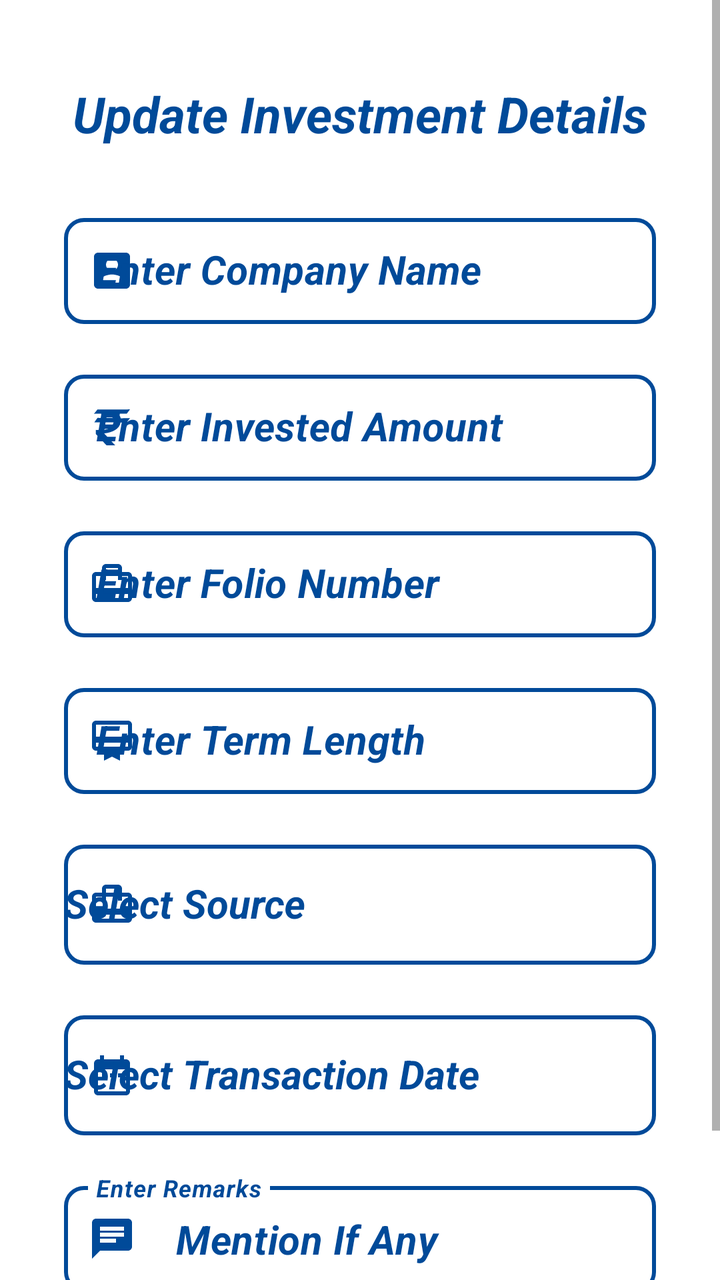
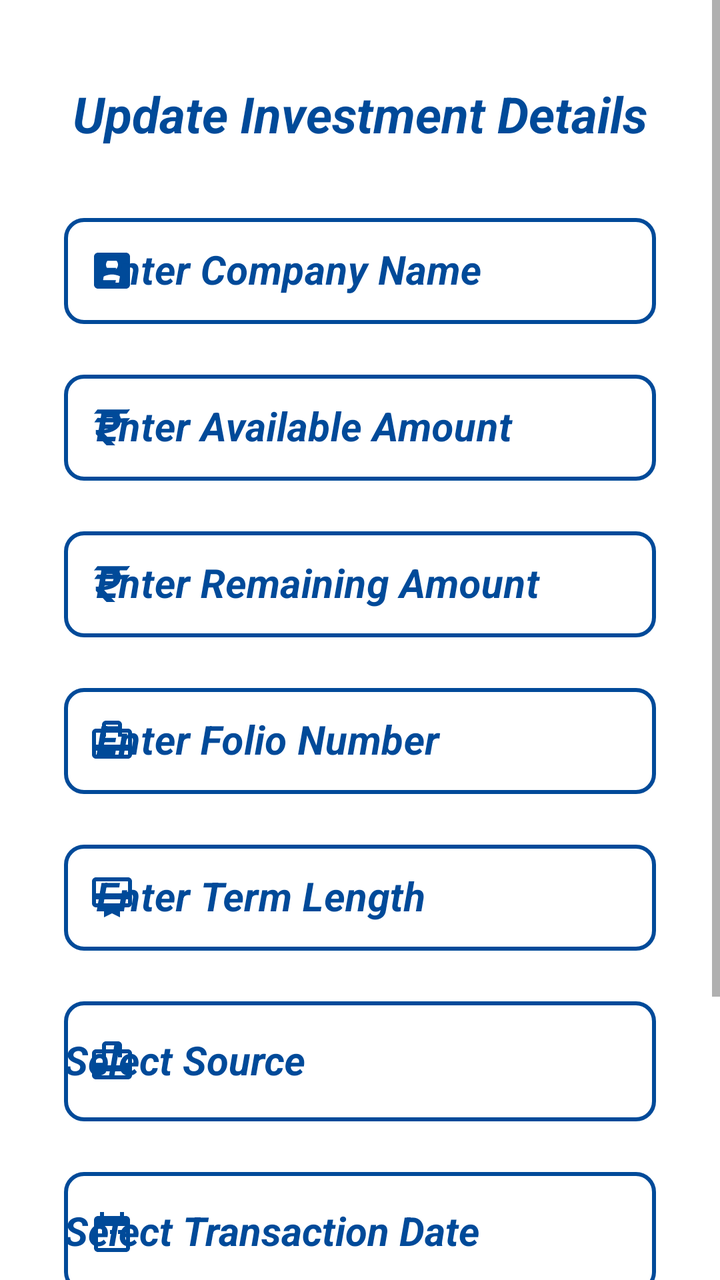

Compare the two renders of this Android layout. The source of the first and the diff that turns it into the second are given below.
<!-- AndroidManifest.xml: application theme AppTheme -->
<!-- res/layout/activity_update_investment_details.xml -->
<?xml version="1.0" encoding="utf-8"?>
<ScrollView xmlns:android="http://schemas.android.com/apk/res/android"
    xmlns:app="http://schemas.android.com/apk/res-auto"
    xmlns:tools="http://schemas.android.com/tools"
    android:layout_width="match_parent"
    android:layout_height="match_parent"
    android:background="@color/white">

    <androidx.constraintlayout.widget.ConstraintLayout
        android:layout_width="match_parent"
        android:layout_height="wrap_content"
        tools:context=".AddInvestmentDetails.UpdateInvestmentDetailsActivity">

        <TextView
            android:id="@+id/updateInvestHeading"
            android:layout_width="wrap_content"
            android:layout_height="wrap_content"
            android:layout_marginTop="40dp"
            android:text="@string/update_investment_details"
            android:textColor="@color/background"
            android:textSize="25sp"
            android:textStyle="bold|italic"
            app:layout_constraintEnd_toEndOf="parent"
            app:layout_constraintStart_toStartOf="parent"
            app:layout_constraintTop_toTopOf="parent" />

        <com.google.android.material.textfield.TextInputLayout
            android:id="@+id/updateInvestNameLayout"
            style="@style/Widget.MaterialComponents.TextInputLayout.OutlinedBox"
            android:layout_width="match_parent"
            android:layout_height="wrap_content"
            android:layout_marginStart="32dp"
            android:layout_marginTop="30dp"
            android:layout_marginEnd="32dp"
            android:hint="@string/enter_company_name"
            android:textColorHint="@color/background"
            android:theme="@style/ThemeOverlay.AppTheme.TextInputEditText.Outlined"
            app:boxCornerRadiusBottomEnd="10dp"
            app:boxCornerRadiusBottomStart="10dp"
            app:boxCornerRadiusTopEnd="10dp"
            app:boxCornerRadiusTopStart="10dp"
            app:boxStrokeColor="@color/grey"
            app:boxStrokeWidth="2dp"
            app:boxStrokeWidthFocused="2dp"
            app:endIconMode="clear_text"
            app:endIconTint="@color/background"
            app:errorTextColor="@color/red"
            app:hintTextColor="@color/background"
            app:layout_constraintEnd_toEndOf="parent"
            app:layout_constraintStart_toStartOf="parent"
            app:layout_constraintTop_toBottomOf="@+id/updateInvestHeading"
            app:startIconDrawable="@drawable/ic_name"
            app:startIconTint="@color/background">

            <com.google.android.material.textfield.TextInputEditText
                android:id="@+id/updateInvestName"
                android:layout_width="match_parent"
                android:layout_height="wrap_content"
                android:imeOptions="actionNext"
                android:inputType="textCapWords"
                android:textColor="@color/background"
                android:textCursorDrawable="@drawable/color_cursor"
                android:textSize="20sp"
                android:textStyle="bold|italic" />
        </com.google.android.material.textfield.TextInputLayout>

        <com.google.android.material.textfield.TextInputLayout
            android:id="@+id/updateInvestAmountLayout"
            style="@style/Widget.MaterialComponents.TextInputLayout.OutlinedBox"
            android:layout_width="0dp"
            android:layout_height="wrap_content"
            android:layout_marginTop="20dp"
            android:hint="@string/enter_invested_amount"
            android:textColorHint="@color/background"
            android:theme="@style/ThemeOverlay.AppTheme.TextInputEditText.Outlined"
            app:boxCornerRadiusBottomEnd="10dp"
            app:boxCornerRadiusBottomStart="10dp"
            app:boxCornerRadiusTopEnd="10dp"
            app:boxCornerRadiusTopStart="10dp"
            app:boxStrokeColor="@color/grey"
            app:boxStrokeWidth="2dp"
            app:boxStrokeWidthFocused="2dp"
            app:endIconMode="clear_text"
            app:endIconTint="@color/background"
            app:errorTextColor="@color/red"
            app:hintTextColor="@color/background"
            app:layout_constraintEnd_toEndOf="@+id/updateInvestNameLayout"
            app:layout_constraintStart_toStartOf="@+id/updateInvestNameLayout"
            app:layout_constraintTop_toBottomOf="@+id/updateInvestNameLayout"
            app:startIconDrawable="@drawable/ic_rupee"
            app:startIconTint="@color/background">

            <com.google.android.material.textfield.TextInputEditText
                android:id="@+id/updateInvestAmount"
                android:layout_width="match_parent"
                android:layout_height="wrap_content"
                android:imeOptions="actionNext"
                android:inputType="number"
                android:textColor="@color/background"
                android:textCursorDrawable="@drawable/color_cursor"
                android:textSize="20sp"
                android:textStyle="bold|italic" />
        </com.google.android.material.textfield.TextInputLayout>

        <com.google.android.material.textfield.TextInputLayout
            android:id="@+id/updateInvestFolioLayout"
            style="@style/Widget.MaterialComponents.TextInputLayout.OutlinedBox"
            android:layout_width="0dp"
            android:layout_height="wrap_content"
            android:layout_marginTop="20dp"
            android:hint="@string/enter_folio_number"
            android:textColorHint="@color/background"
            android:theme="@style/ThemeOverlay.AppTheme.TextInputEditText.Outlined"
            app:boxCornerRadiusBottomEnd="10dp"
            app:boxCornerRadiusBottomStart="10dp"
            app:boxCornerRadiusTopEnd="10dp"
            app:boxCornerRadiusTopStart="10dp"
            app:boxStrokeColor="@color/grey"
            app:boxStrokeWidth="2dp"
            app:boxStrokeWidthFocused="2dp"
            app:endIconTint="@color/background"
            app:errorTextColor="@color/red"
            app:hintTextColor="@color/background"
            app:layout_constraintEnd_toEndOf="@+id/updateInvestAmountLayout"
            app:layout_constraintStart_toStartOf="@+id/updateInvestAmountLayout"
            app:layout_constraintTop_toBottomOf="@+id/updateInvestAmountLayout"
            app:startIconDrawable="@drawable/ic_view_balance"
            app:startIconTint="@color/background">

            <com.google.android.material.textfield.TextInputEditText
                android:id="@+id/updateInvestFolio"
                android:layout_width="match_parent"
                android:layout_height="wrap_content"
                android:imeOptions="actionDone"
                android:inputType="number"
                android:textColor="@color/background"
                android:textCursorDrawable="@drawable/color_cursor"
                android:textSize="20sp"
                android:textStyle="bold|italic" />
        </com.google.android.material.textfield.TextInputLayout>

        <com.google.android.material.textfield.TextInputLayout
            android:id="@+id/updateInvestTermLayout"
            style="@style/Widget.MaterialComponents.TextInputLayout.OutlinedBox"
            android:layout_width="0dp"
            android:layout_height="wrap_content"
            android:layout_marginTop="20dp"
            android:hint="@string/enter_term_length"
            android:textColorHint="@color/background"
            android:theme="@style/ThemeOverlay.AppTheme.TextInputEditText.Outlined"
            app:boxCornerRadiusBottomEnd="10dp"
            app:boxCornerRadiusBottomStart="10dp"
            app:boxCornerRadiusTopEnd="10dp"
            app:boxCornerRadiusTopStart="10dp"
            app:boxStrokeColor="@color/grey"
            app:boxStrokeWidth="2dp"
            app:boxStrokeWidthFocused="2dp"
            app:endIconMode="clear_text"
            app:endIconTint="@color/background"
            app:errorTextColor="@color/red"
            app:hintTextColor="@color/background"
            app:layout_constraintEnd_toEndOf="@+id/updateInvestFolioLayout"
            app:layout_constraintStart_toStartOf="@+id/updateInvestFolioLayout"
            app:layout_constraintTop_toBottomOf="@+id/updateInvestFolioLayout"
            app:startIconDrawable="@drawable/ic_type"
            app:startIconTint="@color/background">

            <com.google.android.material.textfield.TextInputEditText
                android:id="@+id/updateInvestTerm"
                android:layout_width="match_parent"
                android:layout_height="wrap_content"
                android:imeOptions="actionDone"
                android:inputType="number"
                android:textColor="@color/background"
                android:textCursorDrawable="@drawable/color_cursor"
                android:textSize="20sp"
                android:textStyle="bold|italic" />
        </com.google.android.material.textfield.TextInputLayout>

        <com.google.android.material.textfield.TextInputLayout
            android:id="@+id/updateInvestSourceLayout"
            style="@style/Widget.MaterialComponents.TextInputLayout.OutlinedBox"
            android:layout_width="0dp"
            android:layout_height="wrap_content"
            android:layout_marginTop="20dp"
            android:hint="@string/select_source"
            android:textColorHint="@color/background"
            android:theme="@style/ThemeOverlay.AppTheme.TextInputEditText.Outlined"
            app:boxCornerRadiusBottomEnd="10dp"
            app:boxCornerRadiusBottomStart="10dp"
            app:boxCornerRadiusTopEnd="10dp"
            app:boxCornerRadiusTopStart="10dp"
            app:boxStrokeColor="@color/grey"
            app:boxStrokeWidth="2dp"
            app:boxStrokeWidthFocused="2dp"
            app:endIconTint="@color/background"
            app:errorTextColor="@color/red"
            app:hintTextColor="@color/background"
            app:layout_constraintEnd_toEndOf="@+id/updateInvestTermLayout"
            app:layout_constraintStart_toStartOf="@+id/updateInvestTermLayout"
            app:layout_constraintTop_toBottomOf="@+id/updateInvestTermLayout"
            app:startIconDrawable="@drawable/ic_view_balance"
            app:startIconTint="@color/background">

            <AutoCompleteTextView
                android:id="@+id/updateInvestSource"
                android:layout_width="match_parent"
                android:layout_height="60sp"
                android:inputType="none"
                android:textColor="@color/background"
                android:textSize="20sp"
                android:textStyle="bold|italic"
                tools:ignore="LabelFor" />
        </com.google.android.material.textfield.TextInputLayout>

        <com.google.android.material.textfield.TextInputLayout
            android:id="@+id/updateInvestTranDateLayout"
            style="@style/Widget.MaterialComponents.TextInputLayout.OutlinedBox"
            android:layout_width="0dp"
            android:layout_height="wrap_content"
            android:layout_marginTop="20dp"
            android:hint="@string/transaction_date"
            android:textColorHint="@color/background"
            android:theme="@style/ThemeOverlay.AppTheme.TextInputEditText.Outlined"
            app:boxCornerRadiusBottomEnd="10dp"
            app:boxCornerRadiusBottomStart="10dp"
            app:boxCornerRadiusTopEnd="10dp"
            app:boxCornerRadiusTopStart="10dp"
            app:boxStrokeColor="@color/grey"
            app:boxStrokeWidth="2dp"
            app:boxStrokeWidthFocused="2dp"
            app:errorTextColor="@color/red"
            app:layout_constraintEnd_toEndOf="@+id/updateInvestSourceLayout"
            app:layout_constraintStart_toStartOf="@+id/updateInvestSourceLayout"
            app:layout_constraintTop_toBottomOf="@+id/updateInvestSourceLayout"
            app:startIconDrawable="@drawable/ic_date"
            app:startIconTint="@color/background">

            <AutoCompleteTextView
                android:id="@+id/updateInvestTranDate"
                android:layout_width="match_parent"
                android:layout_height="60sp"
                android:inputType="none"
                android:textColor="@color/background"
                android:textCursorDrawable="@drawable/color_cursor"
                android:textSize="20sp"
                android:textStyle="bold|italic"
                tools:ignore="LabelFor" />
        </com.google.android.material.textfield.TextInputLayout>

        <com.google.android.material.textfield.TextInputLayout
            android:id="@+id/updateInvestRemarksLayout"
            style="@style/Widget.MaterialComponents.TextInputLayout.OutlinedBox"
            android:layout_width="0dp"
            android:layout_height="wrap_content"
            android:layout_marginTop="20dp"
            android:hint="@string/remarks"
            android:textColorHint="@color/background"
            android:theme="@style/ThemeOverlay.AppTheme.TextInputEditText.Outlined"
            app:boxCornerRadiusBottomEnd="10dp"
            app:boxCornerRadiusBottomStart="10dp"
            app:boxCornerRadiusTopEnd="10dp"
            app:boxCornerRadiusTopStart="10dp"
            app:boxStrokeColor="@color/grey"
            app:boxStrokeWidth="2dp"
            app:boxStrokeWidthFocused="2dp"
            app:counterEnabled="true"
            app:counterMaxLength="20"
            app:counterTextColor="@color/background"
            app:endIconMode="clear_text"
            app:endIconTint="@color/background"
            app:errorTextColor="@color/red"
            app:hintTextColor="@color/background"
            app:layout_constraintEnd_toEndOf="@+id/updateInvestTranDateLayout"
            app:layout_constraintStart_toStartOf="@+id/updateInvestTranDateLayout"
            app:layout_constraintTop_toBottomOf="@+id/updateInvestTranDateLayout"
            app:startIconDrawable="@drawable/ic_remarks"
            app:startIconTint="@color/background">

            <com.google.android.material.textfield.TextInputEditText
                android:id="@+id/updateInvestRemarks"
                android:layout_width="match_parent"
                android:layout_height="wrap_content"
                android:imeOptions="actionSend"
                android:inputType="textCapWords"
                android:maxLength="20"
                android:text="@string/mention_if_any"
                android:textColor="@color/background"
                android:textCursorDrawable="@drawable/color_cursor"
                android:textSize="20sp"
                android:textStyle="bold|italic" />
        </com.google.android.material.textfield.TextInputLayout>

        <androidx.appcompat.widget.AppCompatButton
            android:id="@+id/updateInvestSubmit"
            android:layout_width="wrap_content"
            android:layout_height="wrap_content"
            android:layout_marginTop="10dp"
            android:background="@drawable/button_background"
            android:text="  Submit  "
            android:textColor="@color/white"
            android:textSize="20sp"
            app:layout_constraintEnd_toEndOf="parent"
            app:layout_constraintStart_toStartOf="parent"
            app:layout_constraintTop_toBottomOf="@+id/updateInvestRemarksLayout"
            tools:ignore="HardcodedText" />

    </androidx.constraintlayout.widget.ConstraintLayout>

</ScrollView>
<!-- resources referenced by this layout -->
<resources>
  <color name="background">#004A99</color>
  <color name="grey">#808080</color>
  <color name="red">#FF0000</color>
  <color name="white">#FFFFFFFF</color>
  <!-- drawable button_background (drawable) -->
  <?xml version="1.0" encoding="utf-8"?>
  <ripple xmlns:android="http://schemas.android.com/apk/res/android"
      android:color="@color/white">
      <item>
          <shape android:shape="rectangle">
              <solid android:color="@color/background" />
              <corners android:radius="10dp" />
          </shape>
      </item>
  </ripple>
  <!-- drawable color_cursor (drawable) -->
  <?xml version="1.0" encoding="utf-8"?>
  <shape xmlns:android="http://schemas.android.com/apk/res/android"
      android:shape="rectangle">
      <size android:width="2dp" />
      <solid android:color="@color/background" />
  </shape>
  <!-- drawable ic_date (drawable) -->
  <vector android:height="24dp" android:tint="#FFFFFF"
      android:viewportHeight="24" android:viewportWidth="24"
      android:width="24dp" xmlns:android="http://schemas.android.com/apk/res/android">
      <path android:fillColor="@android:color/white" android:pathData="M9,11L7,11v2h2v-2zM13,11h-2v2h2v-2zM17,11h-2v2h2v-2zM19,4h-1L18,2h-2v2L8,4L8,2L6,2v2L5,4c-1.11,0 -1.99,0.9 -1.99,2L3,20c0,1.1 0.89,2 2,2h14c1.1,0 2,-0.9 2,-2L21,6c0,-1.1 -0.9,-2 -2,-2zM19,20L5,20L5,9h14v11z"/>
  </vector>
  <!-- drawable ic_remarks (drawable) -->
  <vector xmlns:android="http://schemas.android.com/apk/res/android"
      android:width="24dp"
      android:height="24dp"
      android:tint="@color/background"
      android:viewportWidth="24"
      android:viewportHeight="24">
      <path
          android:fillColor="@android:color/white"
          android:pathData="M20,2L4,2c-1.1,0 -1.99,0.9 -1.99,2L2,22l4,-4h14c1.1,0 2,-0.9 2,-2L22,4c0,-1.1 -0.9,-2 -2,-2zM6,9h12v2L6,11L6,9zM14,14L6,14v-2h8v2zM18,8L6,8L6,6h12v2z" />
  </vector>
  <!-- drawable ic_type (drawable) -->
  <vector xmlns:android="http://schemas.android.com/apk/res/android"
      android:width="24dp"
      android:height="24dp"
      android:tint="#FFFFFF"
      android:viewportWidth="24"
      android:viewportHeight="24">
      <path
          android:fillColor="@android:color/white"
          android:pathData="M20,2L4,2c-1.11,0 -2,0.89 -2,2v11c0,1.11 0.89,2 2,2h4v5l4,-2 4,2v-5h4c1.11,0 2,-0.89 2,-2L22,4c0,-1.11 -0.89,-2 -2,-2zM20,15L4,15v-2h16v2zM20,10L4,10L4,4h16v6z" />
  </vector>
  <string name="enter_company_name">Enter Company Name</string>
  <string name="enter_folio_number">Enter Folio Number</string>
  <string name="enter_invested_amount">Enter Invested Amount</string>
  <string name="enter_term_length">Enter Term Length</string>
  <string name="mention_if_any">Mention If Any</string>
  <string name="remarks">Enter Remarks</string>
  <string name="select_source">Select Source</string>
  <string name="transaction_date">Select Transaction Date</string>
  <string name="update_investment_details">Update Investment Details</string>
  <style name="ThemeOverlay.AppTheme.TextInputEditText.Outlined" parent="Widget.MaterialComponents.TextInputLayout.OutlinedBox.Dense">
          <item name="colorControlActivated">@color/background</item>
      </style>
  <style name="AppTheme" parent="Theme.MaterialComponents.Light.DarkActionBar">
          
          
          
          <item name="colorPrimary">@color/background</item>
          <item name="colorPrimaryDark">@color/background</item>
          <item name="colorAccent">@color/background</item>
          
          <item name="colorSurface">@color/background</item>
          
          <item name="android:itemTextAppearance">@style/OptionsMenuStyle</item>
      </style>
  <style name="OptionsMenuStyle" parent="@style/TextAppearance.AppCompat.Widget.ActionBar.Title">
          <item name="android:textColor">@color/background</item>
          <item name="android:textStyle">italic|bold</item>
          <item name="android:textSize">15sp</item>
      </style>
  <!-- unchanged entries left out for length: 3 -->
</resources>

<!-- the commit's change to res/layout/activity_update_investment_details.xml (unified diff, before → after) -->
@@ -70,7 +70,7 @@
             android:layout_width="0dp"
             android:layout_height="wrap_content"
             android:layout_marginTop="20dp"
-            android:hint="@string/enter_invested_amount"
+            android:hint="@string/enter_available_amount"
             android:textColorHint="@color/background"
             android:theme="@style/ThemeOverlay.AppTheme.TextInputEditText.Outlined"
             app:boxCornerRadiusBottomEnd="10dp"
@@ -95,35 +95,73 @@
                 android:layout_width="match_parent"
                 android:layout_height="wrap_content"
                 android:imeOptions="actionNext"
-                android:inputType="number"
-                android:textColor="@color/background"
-                android:textCursorDrawable="@drawable/color_cursor"
-                android:textSize="20sp"
-                android:textStyle="bold|italic" />
-        </com.google.android.material.textfield.TextInputLayout>
-
-        <com.google.android.material.textfield.TextInputLayout
-            android:id="@+id/updateInvestFolioLayout"
-            style="@style/Widget.MaterialComponents.TextInputLayout.OutlinedBox"
-            android:layout_width="0dp"
-            android:layout_height="wrap_content"
-            android:layout_marginTop="20dp"
-            android:hint="@string/enter_folio_number"
-            android:textColorHint="@color/background"
-            android:theme="@style/ThemeOverlay.AppTheme.TextInputEditText.Outlined"
-            app:boxCornerRadiusBottomEnd="10dp"
-            app:boxCornerRadiusBottomStart="10dp"
-            app:boxCornerRadiusTopEnd="10dp"
-            app:boxCornerRadiusTopStart="10dp"
-            app:boxStrokeColor="@color/grey"
-            app:boxStrokeWidth="2dp"
-            app:boxStrokeWidthFocused="2dp"
+                android:inputType="numberDecimal"
+                android:textColor="@color/background"
+                android:textCursorDrawable="@drawable/color_cursor"
+                android:textSize="20sp"
+                android:textStyle="bold|italic" />
+        </com.google.android.material.textfield.TextInputLayout>
+
+        <com.google.android.material.textfield.TextInputLayout
+            android:id="@+id/updateInvestRemAmountLayout"
+            style="@style/Widget.MaterialComponents.TextInputLayout.OutlinedBox"
+            android:layout_width="0dp"
+            android:layout_height="wrap_content"
+            android:layout_marginTop="20dp"
+            android:hint="@string/enter_remaining_amount"
+            android:textColorHint="@color/background"
+            android:theme="@style/ThemeOverlay.AppTheme.TextInputEditText.Outlined"
+            app:boxCornerRadiusBottomEnd="10dp"
+            app:boxCornerRadiusBottomStart="10dp"
+            app:boxCornerRadiusTopEnd="10dp"
+            app:boxCornerRadiusTopStart="10dp"
+            app:boxStrokeColor="@color/grey"
+            app:boxStrokeWidth="2dp"
+            app:boxStrokeWidthFocused="2dp"
+            app:endIconMode="clear_text"
             app:endIconTint="@color/background"
             app:errorTextColor="@color/red"
             app:hintTextColor="@color/background"
             app:layout_constraintEnd_toEndOf="@+id/updateInvestAmountLayout"
             app:layout_constraintStart_toStartOf="@+id/updateInvestAmountLayout"
             app:layout_constraintTop_toBottomOf="@+id/updateInvestAmountLayout"
+            app:startIconDrawable="@drawable/ic_rupee"
+            app:startIconTint="@color/background">
+
+            <com.google.android.material.textfield.TextInputEditText
+                android:id="@+id/updateInvestRemAmount"
+                android:layout_width="match_parent"
+                android:layout_height="wrap_content"
+                android:imeOptions="actionNext"
+                android:inputType="numberDecimal"
+                android:textColor="@color/background"
+                android:textCursorDrawable="@drawable/color_cursor"
+                android:textSize="20sp"
+                android:textStyle="bold|italic" />
+        </com.google.android.material.textfield.TextInputLayout>
+
+        <com.google.android.material.textfield.TextInputLayout
+            android:id="@+id/updateInvestFolioLayout"
+            style="@style/Widget.MaterialComponents.TextInputLayout.OutlinedBox"
+            android:layout_width="0dp"
+            android:layout_height="wrap_content"
+            android:layout_marginTop="20dp"
+            android:hint="@string/enter_folio_number"
+            android:textColorHint="@color/background"
+            android:theme="@style/ThemeOverlay.AppTheme.TextInputEditText.Outlined"
+            app:boxCornerRadiusBottomEnd="10dp"
+            app:boxCornerRadiusBottomStart="10dp"
+            app:boxCornerRadiusTopEnd="10dp"
+            app:boxCornerRadiusTopStart="10dp"
+            app:boxStrokeColor="@color/grey"
+            app:boxStrokeWidth="2dp"
+            app:boxStrokeWidthFocused="2dp"
+            app:endIconTint="@color/background"
+            app:errorTextColor="@color/red"
+            app:hintTextColor="@color/background"
+            app:layout_constraintEnd_toEndOf="@+id/updateInvestRemAmountLayout"
+            app:layout_constraintStart_toStartOf="@+id/updateInvestRemAmountLayout"
+            app:layout_constraintTop_toBottomOf="@+id/updateInvestRemAmountLayout"
             app:startIconDrawable="@drawable/ic_view_balance"
             app:startIconTint="@color/background">
 
@@ -305,6 +343,13 @@
             app:layout_constraintTop_toBottomOf="@+id/updateInvestRemarksLayout"
             tools:ignore="HardcodedText" />
 
+        <TextView
+            android:layout_width="wrap_content"
+            android:layout_height="wrap_content"
+            app:layout_constraintEnd_toEndOf="parent"
+            app:layout_constraintStart_toStartOf="parent"
+            app:layout_constraintTop_toBottomOf="@+id/updateInvestSubmit" />
+
     </androidx.constraintlayout.widget.ConstraintLayout>
 
 </ScrollView>
<!-- resource entries referenced after the edit -->
@@ -50,9 +50,10 @@
           android:fillColor="@android:color/white"
           android:pathData="M20,2L4,2c-1.11,0 -2,0.89 -2,2v11c0,1.11 0.89,2 2,2h4v5l4,-2 4,2v-5h4c1.11,0 2,-0.89 2,-2L22,4c0,-1.11 -0.89,-2 -2,-2zM20,15L4,15v-2h16v2zM20,10L4,10L4,4h16v6z" />
   </vector>
+  <string name="enter_available_amount">Enter Available Amount</string>
   <string name="enter_company_name">Enter Company Name</string>
   <string name="enter_folio_number">Enter Folio Number</string>
-  <string name="enter_invested_amount">Enter Invested Amount</string>
+  <string name="enter_remaining_amount">Enter Remaining Amount</string>
   <string name="enter_term_length">Enter Term Length</string>
   <string name="mention_if_any">Mention If Any</string>
   <string name="remarks">Enter Remarks</string>
